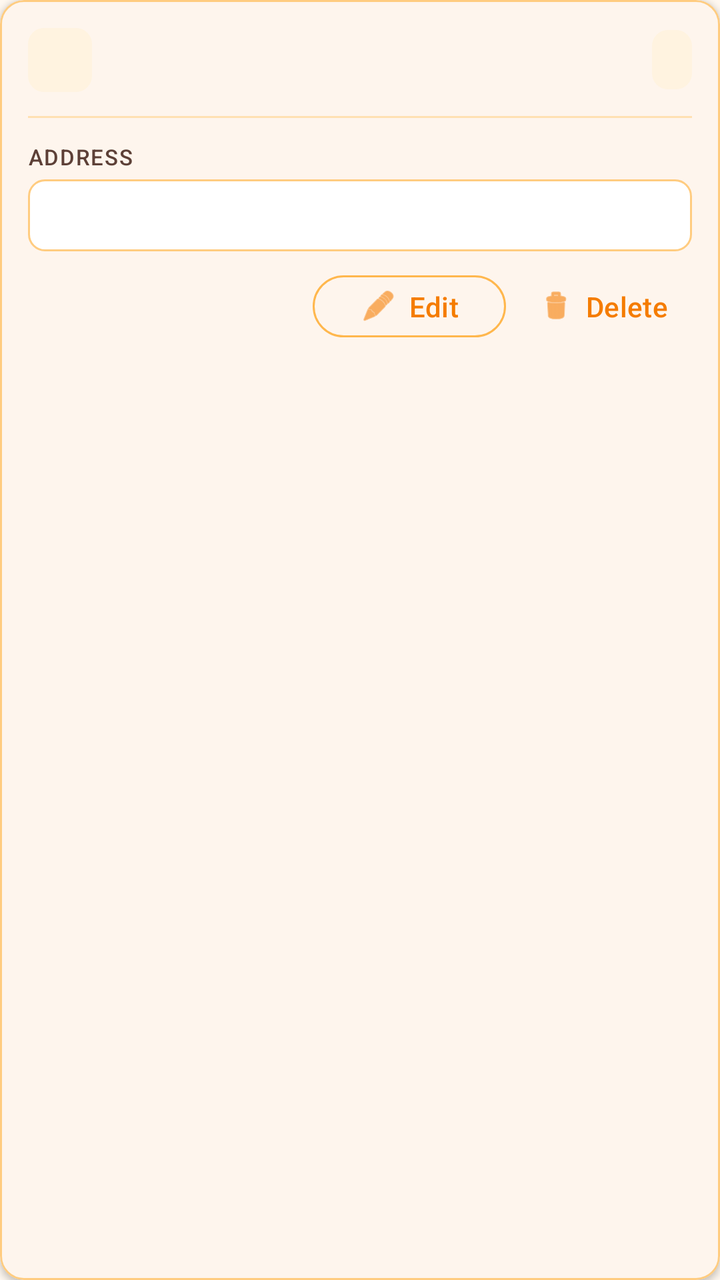
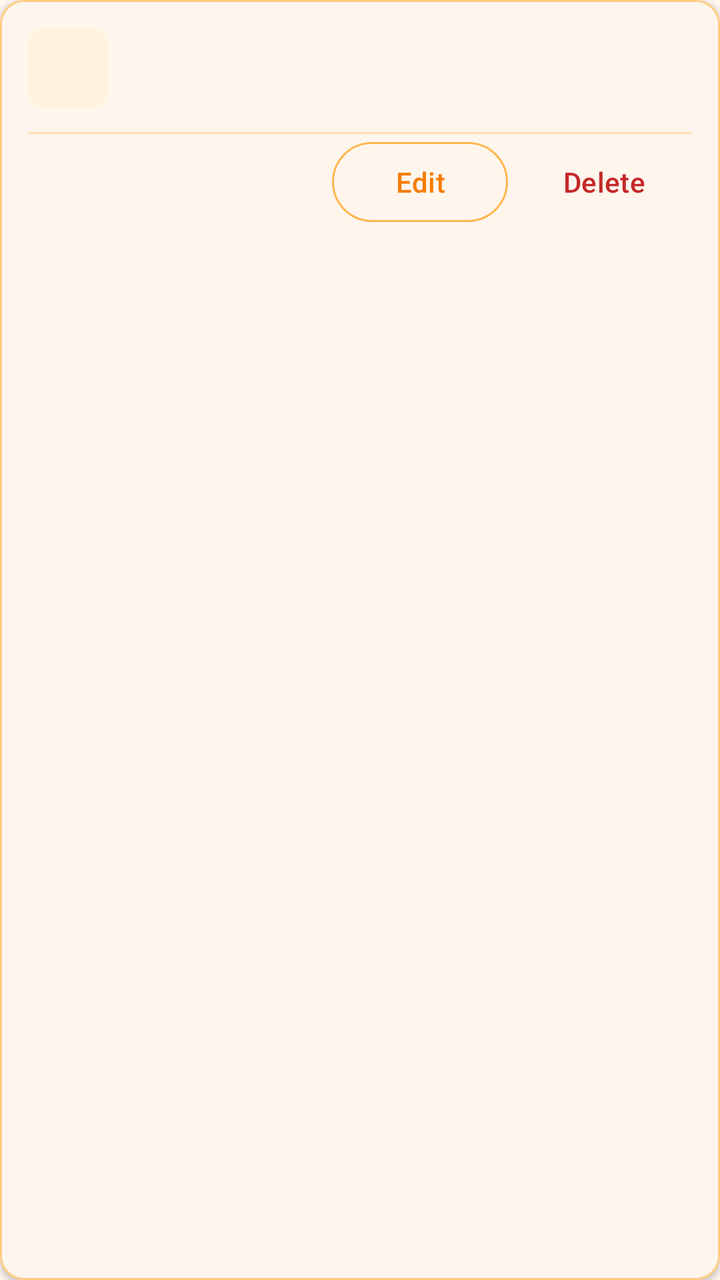

Compare the two renders of this Android layout. The source of the first and the diff that turns it into the second are given below.
<!-- AndroidManifest.xml: application theme Theme.VikrSaathi -->
<!-- res/layout/item_customer.xml -->
<?xml version="1.0" encoding="utf-8"?>
<com.google.android.material.card.MaterialCardView xmlns:android="http://schemas.android.com/apk/res/android"
    xmlns:app="http://schemas.android.com/apk/res-auto"
    style="@style/VikrSaathiBillLineCard"
    android:layout_width="match_parent"
    android:layout_height="wrap_content"
    android:layout_marginHorizontal="2dp"
    android:layout_marginVertical="6dp">

    <LinearLayout
        android:layout_width="match_parent"
        android:layout_height="wrap_content"
        android:orientation="vertical"
        android:padding="14dp">

        <LinearLayout
            android:layout_width="match_parent"
            android:layout_height="wrap_content"
            android:gravity="center_vertical"
            android:orientation="horizontal">

            <TextView
                android:id="@+id/textCustomerBadge"
                android:layout_width="wrap_content"
                android:layout_height="32dp"
                android:background="@drawable/bg_bill_line_badge"
                android:gravity="center"
                android:minWidth="32dp"
                android:paddingHorizontal="6dp"
                android:textColor="@color/text_accent"
                android:textSize="14sp"
                android:textStyle="bold" />

            <TextView
                android:id="@+id/textCustomerName"
                android:layout_width="0dp"
                android:layout_height="wrap_content"
                android:layout_marginStart="12dp"
                android:layout_weight="1"
                android:textAppearance="?attr/textAppearanceTitleMedium"
                android:textColor="@color/text_primary_dark"
                android:textStyle="bold" />

            <TextView
                android:id="@+id/textCustomerPhone"
                android:layout_width="wrap_content"
                android:layout_height="wrap_content"
                android:layout_marginStart="8dp"
                android:background="@drawable/bg_bill_line_total"
                android:ellipsize="end"
                android:maxLines="1"
                android:paddingHorizontal="10dp"
                android:paddingVertical="6dp"
                android:textColor="@color/text_accent"
                android:textSize="13sp"
                android:textStyle="bold" />
        </LinearLayout>

        <View
            android:layout_width="match_parent"
            android:layout_height="1dp"
            android:layout_marginTop="12dp"
            android:layout_marginBottom="12dp"
            android:background="@color/surface_divider" />

        <LinearLayout
            android:layout_width="match_parent"
            android:layout_height="wrap_content"
            android:orientation="vertical">

            <TextView
                style="@style/VikrSaathiBillLineLabel"
                android:layout_width="wrap_content"
                android:layout_height="wrap_content"
                android:text="@string/address" />

            <TextView
                android:id="@+id/textCustomerAddress"
                android:layout_width="match_parent"
                android:layout_height="wrap_content"
                android:layout_marginTop="4dp"
                android:background="@drawable/bg_bill_line_input"
                android:minHeight="36dp"
                android:paddingHorizontal="10dp"
                android:paddingVertical="8dp"
                android:textColor="@color/text_primary_dark"
                android:textSize="14sp" />
        </LinearLayout>

        <LinearLayout
            android:layout_width="match_parent"
            android:layout_height="wrap_content"
            android:layout_marginTop="8dp"
            android:gravity="end"
            android:orientation="horizontal">

            <com.google.android.material.button.MaterialButton
                android:id="@+id/buttonEditCustomer"
                style="@style/Widget.Material3.Button.OutlinedButton"
                android:layout_width="wrap_content"
                android:layout_height="wrap_content"
                android:layout_marginEnd="4dp"
                android:minHeight="36dp"
                android:text="@string/edit"
                android:textColor="@color/text_accent_soft"
                app:icon="@android:drawable/ic_menu_edit"
                app:iconGravity="textStart"
                app:iconPadding="6dp"
                app:iconSize="18dp"
                app:iconTint="@color/text_accent_soft"
                app:strokeColor="@color/stroke_button" />

            <com.google.android.material.button.MaterialButton
                android:id="@+id/buttonDeleteCustomer"
                style="@style/Widget.Material3.Button.TextButton"
                android:layout_width="wrap_content"
                android:layout_height="wrap_content"
                android:minHeight="36dp"
                android:text="@string/delete"
                android:textColor="@color/text_accent_soft"
                app:icon="@android:drawable/ic_menu_delete"
                app:iconGravity="textStart"
                app:iconPadding="6dp"
                app:iconSize="18dp"
                app:iconTint="@color/text_accent_soft" />
        </LinearLayout>
    </LinearLayout>
</com.google.android.material.card.MaterialCardView>
<!-- resources referenced by this layout -->
<resources>
  <color name="stroke_button">@color/orange_300</color>
  <color name="surface_divider">@color/orange_100</color>
  <color name="text_accent">@color/orange_800</color>
  <color name="text_accent_soft">@color/orange_700</color>
  <color name="text_primary_dark">#212121</color>
  <!-- drawable bg_bill_line_badge (drawable) -->
  <?xml version="1.0" encoding="utf-8"?>
  <shape xmlns:android="http://schemas.android.com/apk/res/android"
      android:shape="rectangle">
      <solid android:color="@color/surface_muted" />
      <corners android:radius="8dp" />
  </shape>
  <!-- drawable bg_bill_line_input (drawable) -->
  <?xml version="1.0" encoding="utf-8"?>
  <shape xmlns:android="http://schemas.android.com/apk/res/android"
      android:shape="rectangle">
      <solid android:color="@color/input_surface" />
      <stroke
          android:width="1dp"
          android:color="@color/input_stroke" />
      <corners android:radius="8dp" />
  </shape>
  <!-- drawable bg_bill_line_total (drawable) -->
  <?xml version="1.0" encoding="utf-8"?>
  <shape xmlns:android="http://schemas.android.com/apk/res/android"
      android:shape="rectangle">
      <solid android:color="@color/surface_muted" />
      <corners android:radius="8dp" />
  </shape>
  <string name="address">Address</string>
  <string name="delete">Delete</string>
  <string name="edit">Edit</string>
  <style name="VikrSaathiBillLineCard" parent="Widget.Material3.CardView.Outlined">
          <item name="cardCornerRadius">12dp</item>
          <item name="cardElevation">2dp</item>
          <item name="strokeColor">?attr/colorOutline</item>
          <item name="strokeWidth">1dp</item>
          <item name="cardBackgroundColor">?attr/colorSurface</item>
      </style>
  <style name="VikrSaathiBillLineLabel">
          <item name="android:textAppearance">?attr/textAppearanceLabelSmall</item>
          <item name="android:textColor">?attr/colorOnSurfaceVariant</item>
          <item name="android:textAllCaps">true</item>
          <item name="android:letterSpacing">0.05</item>
      </style>
  <color name="orange_300">#FFB74D</color>
  <color name="orange_100">#FFE0B2</color>
  <color name="orange_800">#EF6C00</color>
  <color name="orange_700">#F57C00</color>
  <color name="surface_muted">@color/orange_50</color>
  <color name="input_surface">#FFFFFF</color>
  <color name="input_stroke">@color/orange_200</color>
  <color name="orange_primary">#F57C00</color>
  <color name="orange_primary_dark">#E65100</color>
  <color name="orange_on_primary">#FFFFFF</color>
  <color name="orange_accent">#FFB74D</color>
  <color name="black">#FF000000</color>
  <color name="orange_900">#E65100</color>
  <color name="surface_card">#FFFFFF</color>
  <color name="orange_surface">#FFF8F0</color>
  <color name="text_secondary_dark">#5D4037</color>
  <color name="stroke_default">@color/orange_200</color>
  <color name="stroke_subtle">@color/orange_100</color>
  <style name="VikrSaathiSwitch" parent="Widget.Material3.CompoundButton.MaterialSwitch">
          <item name="thumbTint">@color/switch_thumb_tint</item>
          <item name="trackTint">@color/switch_track_tint</item>
          <item name="trackDecorationTint">@color/switch_track_decoration_tint</item>
      </style>
  <style name="VikrSaathiOutlinedButton" parent="Widget.Material3.Button.OutlinedButton">
          <item name="android:textColor">@color/button_outlined_text</item>
          <item name="strokeColor">@color/button_outlined_stroke</item>
      </style>
  <color name="orange_50">#FFF3E0</color>
  <color name="orange_200">#FFCC80</color>
  <!-- unchanged entries left out for length: 1 -->
</resources>

<!-- the commit's change to res/layout/item_customer.xml (unified diff, before → after) -->
@@ -5,7 +5,8 @@
     android:layout_width="match_parent"
     android:layout_height="wrap_content"
     android:layout_marginHorizontal="2dp"
-    android:layout_marginVertical="6dp">
+    android:layout_marginVertical="6dp"
+    app:rippleColor="@color/ripple_subtle">
 
     <LinearLayout
         android:layout_width="match_parent"
@@ -22,11 +23,11 @@
             <TextView
                 android:id="@+id/textCustomerBadge"
                 android:layout_width="wrap_content"
-                android:layout_height="32dp"
+                android:layout_height="40dp"
                 android:background="@drawable/bg_bill_line_badge"
                 android:gravity="center"
-                android:minWidth="32dp"
-                android:paddingHorizontal="6dp"
+                android:minWidth="40dp"
+                android:paddingHorizontal="8dp"
                 android:textColor="@color/text_accent"
                 android:textSize="14sp"
                 android:textStyle="bold" />
@@ -37,36 +38,43 @@
                 android:layout_height="wrap_content"
                 android:layout_marginStart="12dp"
                 android:layout_weight="1"
+                android:ellipsize="end"
+                android:maxLines="2"
                 android:textAppearance="?attr/textAppearanceTitleMedium"
                 android:textColor="@color/text_primary_dark"
                 android:textStyle="bold" />
+        </LinearLayout>
+
+        <LinearLayout
+            android:id="@+id/layoutCustomerPhone"
+            android:layout_width="match_parent"
+            android:layout_height="wrap_content"
+            android:layout_marginTop="12dp"
+            android:orientation="vertical"
+            android:visibility="gone">
+
+            <TextView
+                style="@style/VikrSaathiBillLineLabel"
+                android:layout_width="wrap_content"
+                android:layout_height="wrap_content"
+                android:text="@string/col_phone" />
 
             <TextView
                 android:id="@+id/textCustomerPhone"
-                android:layout_width="wrap_content"
+                android:layout_width="match_parent"
                 android:layout_height="wrap_content"
-                android:layout_marginStart="8dp"
-                android:background="@drawable/bg_bill_line_total"
-                android:ellipsize="end"
-                android:maxLines="1"
-                android:paddingHorizontal="10dp"
-                android:paddingVertical="6dp"
-                android:textColor="@color/text_accent"
-                android:textSize="13sp"
-                android:textStyle="bold" />
+                android:layout_marginTop="2dp"
+                android:textColor="@color/text_primary_dark"
+                android:textSize="15sp" />
         </LinearLayout>
 
-        <View
-            android:layout_width="match_parent"
-            android:layout_height="1dp"
-            android:layout_marginTop="12dp"
-            android:layout_marginBottom="12dp"
-            android:background="@color/surface_divider" />
-
         <LinearLayout
+            android:id="@+id/layoutCustomerAddress"
             android:layout_width="match_parent"
             android:layout_height="wrap_content"
-            android:orientation="vertical">
+            android:layout_marginTop="12dp"
+            android:orientation="vertical"
+            android:visibility="gone">
 
             <TextView
                 style="@style/VikrSaathiBillLineLabel"
@@ -78,19 +86,47 @@
                 android:id="@+id/textCustomerAddress"
                 android:layout_width="match_parent"
                 android:layout_height="wrap_content"
-                android:layout_marginTop="4dp"
-                android:background="@drawable/bg_bill_line_input"
-                android:minHeight="36dp"
-                android:paddingHorizontal="10dp"
-                android:paddingVertical="8dp"
+                android:layout_marginTop="2dp"
+                android:ellipsize="end"
+                android:maxLines="3"
                 android:textColor="@color/text_primary_dark"
+                android:textSize="15sp" />
+        </LinearLayout>
+
+        <LinearLayout
+            android:id="@+id/layoutCustomerRemarks"
+            android:layout_width="match_parent"
+            android:layout_height="wrap_content"
+            android:layout_marginTop="12dp"
+            android:orientation="vertical"
+            android:visibility="gone">
+
+            <TextView
+                style="@style/VikrSaathiBillLineLabel"
+                android:layout_width="wrap_content"
+                android:layout_height="wrap_content"
+                android:text="@string/list_remarks" />
+
+            <TextView
+                android:id="@+id/textCustomerRemarks"
+                android:layout_width="match_parent"
+                android:layout_height="wrap_content"
+                android:layout_marginTop="2dp"
+                android:ellipsize="end"
+                android:maxLines="2"
+                android:textColor="@color/text_secondary_dark"
                 android:textSize="14sp" />
         </LinearLayout>
+
+        <View
+            android:layout_width="match_parent"
+            android:layout_height="1dp"
+            android:layout_marginTop="12dp"
+            android:background="@color/surface_divider" />
 
         <LinearLayout
             android:layout_width="match_parent"
             android:layout_height="wrap_content"
-            android:layout_marginTop="8dp"
             android:gravity="end"
             android:orientation="horizontal">
 
@@ -100,14 +136,9 @@
                 android:layout_width="wrap_content"
                 android:layout_height="wrap_content"
                 android:layout_marginEnd="4dp"
-                android:minHeight="36dp"
+                android:minHeight="48dp"
                 android:text="@string/edit"
                 android:textColor="@color/text_accent_soft"
-                app:icon="@android:drawable/ic_menu_edit"
-                app:iconGravity="textStart"
-                app:iconPadding="6dp"
-                app:iconSize="18dp"
-                app:iconTint="@color/text_accent_soft"
                 app:strokeColor="@color/stroke_button" />
 
             <com.google.android.material.button.MaterialButton
@@ -115,14 +146,9 @@
                 style="@style/Widget.Material3.Button.TextButton"
                 android:layout_width="wrap_content"
                 android:layout_height="wrap_content"
-                android:minHeight="36dp"
+                android:minHeight="48dp"
                 android:text="@string/delete"
-                android:textColor="@color/text_accent_soft"
-                app:icon="@android:drawable/ic_menu_delete"
-                app:iconGravity="textStart"
-                app:iconPadding="6dp"
-                app:iconSize="18dp"
-                app:iconTint="@color/text_accent_soft" />
+                android:textColor="@color/balance_payable" />
         </LinearLayout>
     </LinearLayout>
 </com.google.android.material.card.MaterialCardView>
<!-- resource entries referenced after the edit -->
@@ -1,5 +1,7 @@
 <!-- resources referenced by this layout -->
 <resources>
+  <color name="balance_payable">#C62828</color>
+  <color name="ripple_subtle">@color/orange_100</color>
   <color name="stroke_button">@color/orange_300</color>
   <color name="surface_divider">@color/orange_100</color>
   <color name="text_accent">@color/orange_800</color>
@@ -12,26 +14,11 @@
       <solid android:color="@color/surface_muted" />
       <corners android:radius="8dp" />
   </shape>
-  <!-- drawable bg_bill_line_input (drawable) -->
-  <?xml version="1.0" encoding="utf-8"?>
-  <shape xmlns:android="http://schemas.android.com/apk/res/android"
-      android:shape="rectangle">
-      <solid android:color="@color/input_surface" />
-      <stroke
-          android:width="1dp"
-          android:color="@color/input_stroke" />
-      <corners android:radius="8dp" />
-  </shape>
-  <!-- drawable bg_bill_line_total (drawable) -->
-  <?xml version="1.0" encoding="utf-8"?>
-  <shape xmlns:android="http://schemas.android.com/apk/res/android"
-      android:shape="rectangle">
-      <solid android:color="@color/surface_muted" />
-      <corners android:radius="8dp" />
-  </shape>
   <string name="address">Address</string>
+  <string name="col_phone">Phone</string>
   <string name="delete">Delete</string>
   <string name="edit">Edit</string>
+  <string name="list_remarks">Remarks</string>
   <style name="VikrSaathiBillLineCard" parent="Widget.Material3.CardView.Outlined">
           <item name="cardCornerRadius">12dp</item>
           <item name="cardElevation">2dp</item>
@@ -50,8 +37,6 @@
   <color name="orange_800">#EF6C00</color>
   <color name="orange_700">#F57C00</color>
   <color name="surface_muted">@color/orange_50</color>
-  <color name="input_surface">#FFFFFF</color>
-  <color name="input_stroke">@color/orange_200</color>
   <color name="orange_primary">#F57C00</color>
   <color name="orange_primary_dark">#E65100</color>
   <color name="orange_on_primary">#FFFFFF</color>
